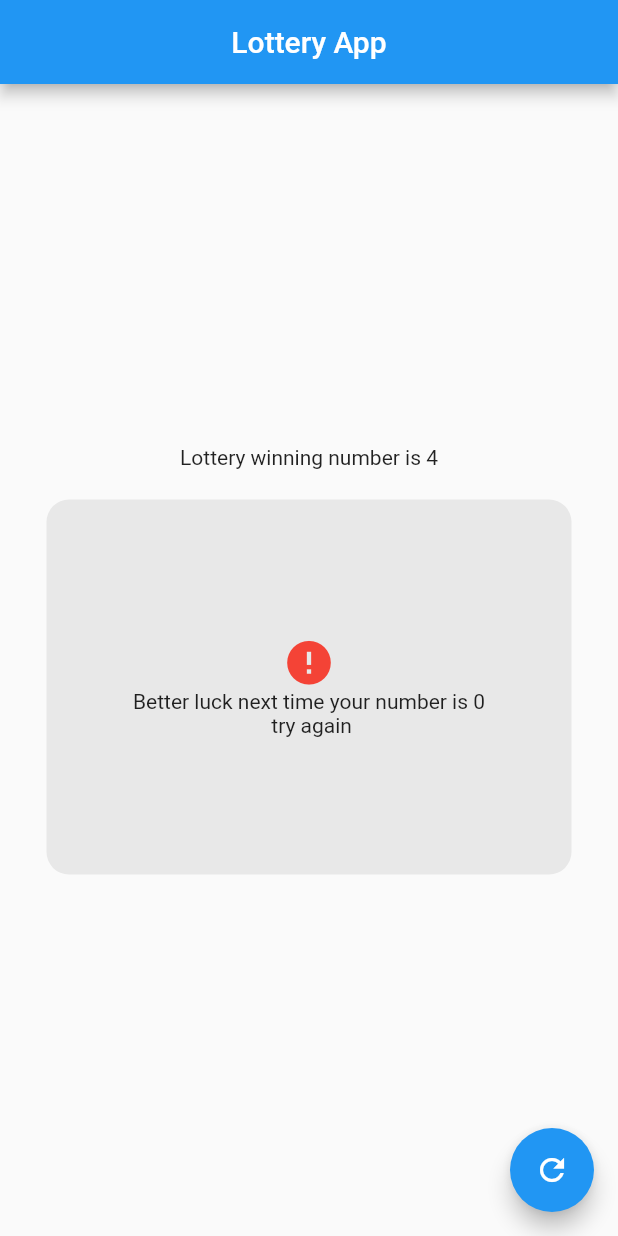
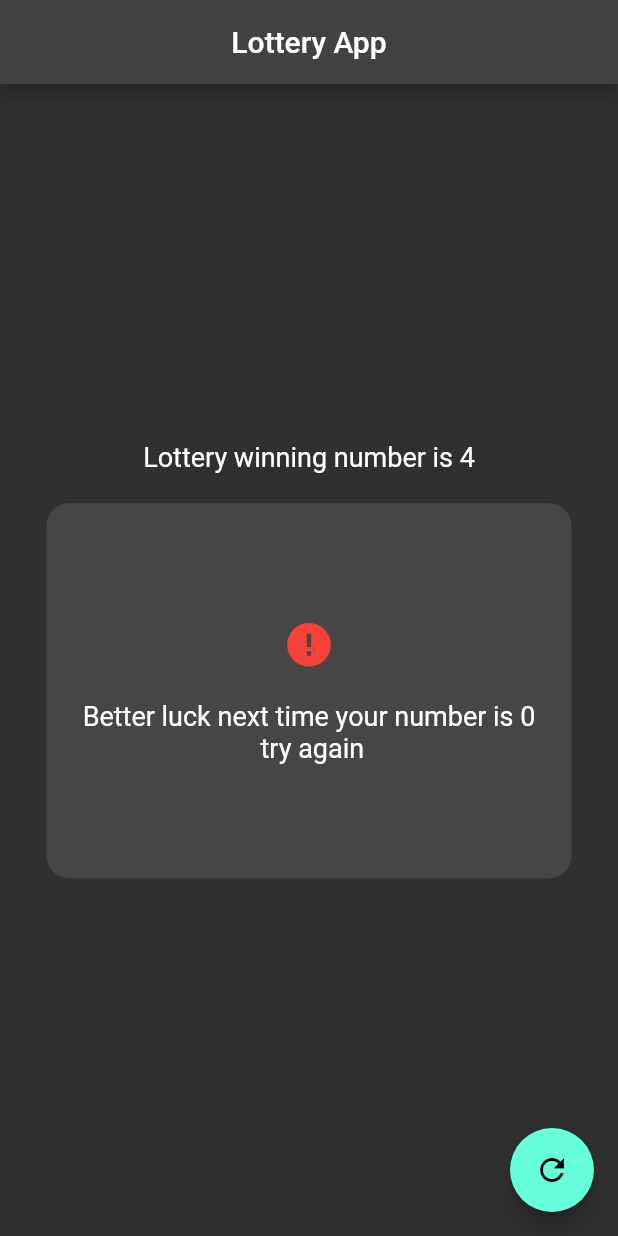
Before and after one commit to sanamrahimi/Lottery_App-, a Flutter app: the screen it shows after launch, on a phone screen of 412 x 824 dp. Run offline on Flutter 3.47's test engine with Material 2 defaults, Android fonts, the phone set to English and light mode, and no system bars.

Commit message:
change the fonts size

```diff
--- a/lib/main.dart
+++ b/lib/main.dart
@@ -12,6 +12,7 @@ class MyApp extends StatelessWidget {
       title: 'My App',
       theme: ThemeData(
         primarySwatch: Colors.blue,
+        brightness: Brightness.dark,
       ),
       home: HomeScreen(),
     );
--- a/lib/screens/home_screen.dart
+++ b/lib/screens/home_screen.dart
@@ -23,7 +23,9 @@ class _HomeScreenState extends State<HomeScreen> {
         crossAxisAlignment: CrossAxisAlignment.center,
         children: [
           const Center(
-            child: Text('Lottery winning number is 4'),
+            child: Text('Lottery winning number is 4',style: TextStyle(
+        fontSize: 18,
+      ),),
           ),
           const SizedBox(
             height: 20,
@@ -47,9 +49,13 @@ class _HomeScreenState extends State<HomeScreen> {
                           color: Colors.green,
                           size: 35,
                         ),
+                        SizedBox(height: 20,),
                         Text(
                           'Congratulation you have won the lottery, your number is $x\n',
                           textAlign: TextAlign.center,
+                          style: TextStyle(
+                            fontSize: 18,
+                          ),
                         ),
                       ],
                     )
@@ -62,9 +68,14 @@ class _HomeScreenState extends State<HomeScreen> {
                           color: Colors.red,
                           size: 35,
                         ),
+                        SizedBox(height: 20,),
+
                         Text(
                           'Better luck next time your number is $x\n try again',
                           textAlign: TextAlign.center,
+                          style: TextStyle(
+                            fontSize: 18,
+                          ),
                         ),
                       ],
                     ),
```
